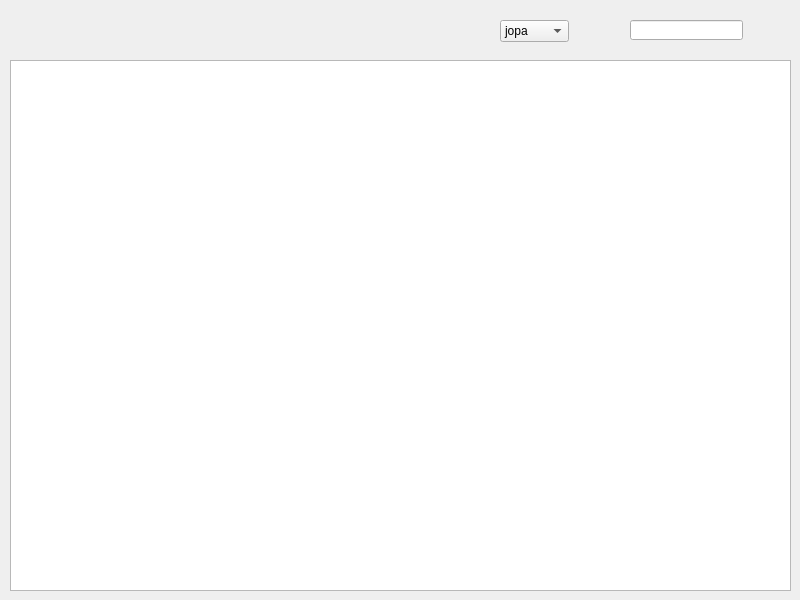
Above: logger/ui/logger_main_window.ui from andrascii/RiveSolutions_SEO_Spider before the change. Below: the same form after it.
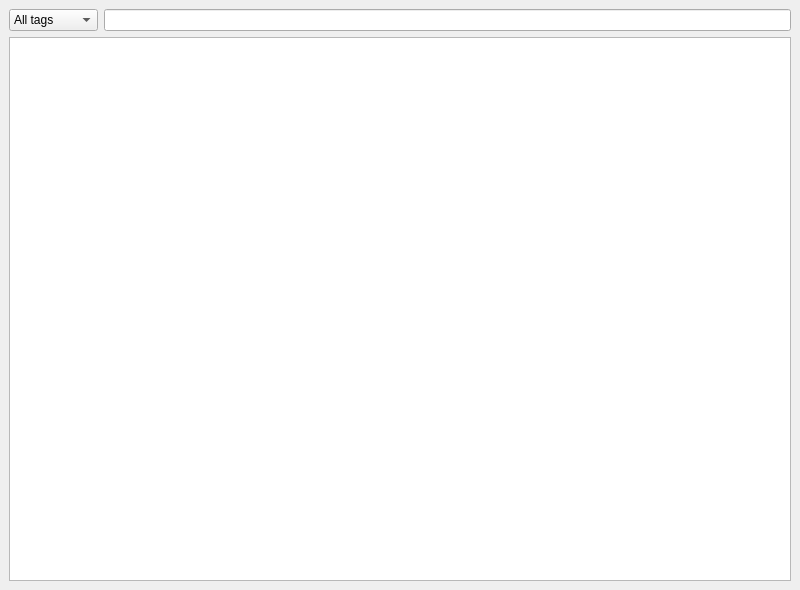
That is the form after the change.

Commit message: Добавлены layout'ы в logger

The edit to the form file:
```diff
--- a/logger/ui/logger_main_window.ui
+++ b/logger/ui/logger_main_window.ui
@@ -7,53 +7,54 @@
     <x>0</x>
     <y>0</y>
     <width>800</width>
-    <height>600</height>
+    <height>590</height>
    </rect>
   </property>
   <property name="windowTitle">
    <string>MainWindow</string>
   </property>
   <widget class="QWidget" name="centralwidget">
-   <widget class="QTextBrowser" name="textBrowser">
-    <property name="geometry">
-     <rect>
-      <x>10</x>
-      <y>60</y>
-      <width>781</width>
-      <height>531</height>
-     </rect>
-    </property>
-   </widget>
-   <widget class="QLineEdit" name="lineEdit">
-    <property name="geometry">
-     <rect>
-      <x>630</x>
-      <y>20</y>
-      <width>113</width>
-      <height>20</height>
-     </rect>
-    </property>
-   </widget>
-   <widget class="QComboBox" name="comboBox">
-    <property name="geometry">
-     <rect>
-      <x>500</x>
-      <y>20</y>
-      <width>69</width>
-      <height>22</height>
-     </rect>
-    </property>
+   <layout class="QVBoxLayout" name="verticalLayout">
     <item>
-     <property name="text">
-      <string>jopa</string>
-     </property>
+     <layout class="QHBoxLayout" name="horizontalLayout">
+      <item>
+       <widget class="QComboBox" name="comboBox">
+        <item>
+         <property name="text">
+          <string>All tags</string>
+         </property>
+        </item>
+        <item>
+         <property name="text">
+          <string>Information</string>
+         </property>
+        </item>
+        <item>
+         <property name="text">
+          <string>Warning</string>
+         </property>
+        </item>
+        <item>
+         <property name="text">
+          <string>Errors</string>
+         </property>
+        </item>
+        <item>
+         <property name="text">
+          <string>Debug</string>
+         </property>
+        </item>
+       </widget>
+      </item>
+      <item>
+       <widget class="QLineEdit" name="lineEdit"/>
+      </item>
+     </layout>
     </item>
     <item>
-     <property name="text">
-      <string>zalupa</string>
-     </property>
+     <widget class="QTextBrowser" name="textBrowser"/>
     </item>
-   </widget>
+   </layout>
   </widget>
  </widget>
  <resources/>
```
The commit also changes 2 other files.
